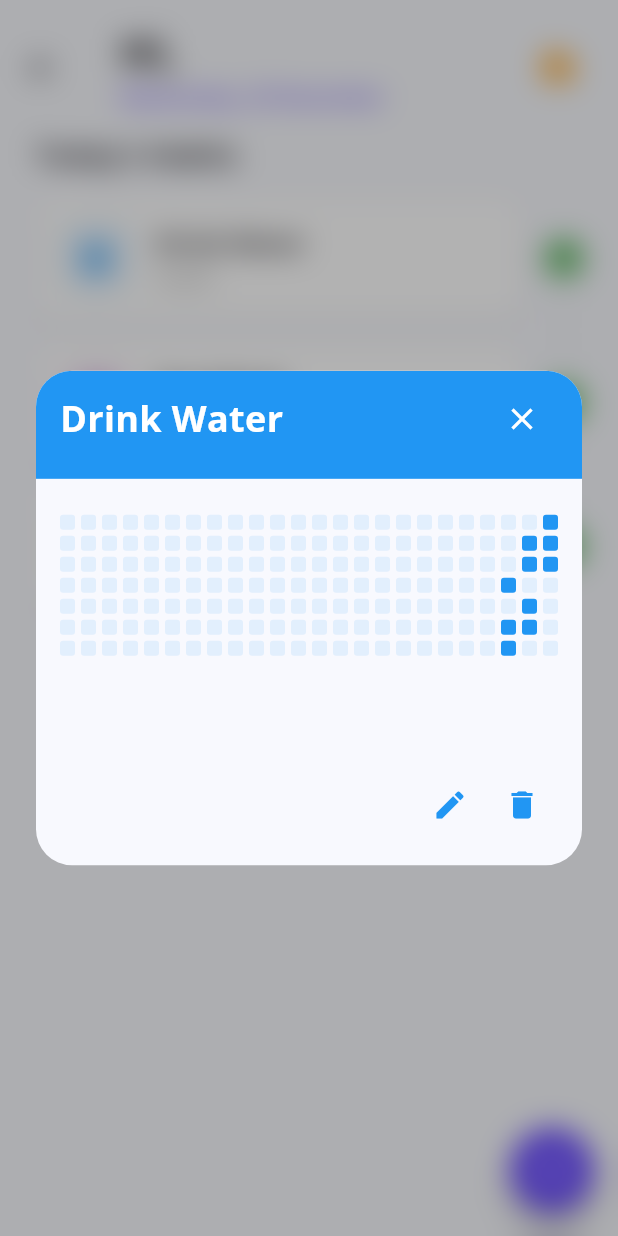
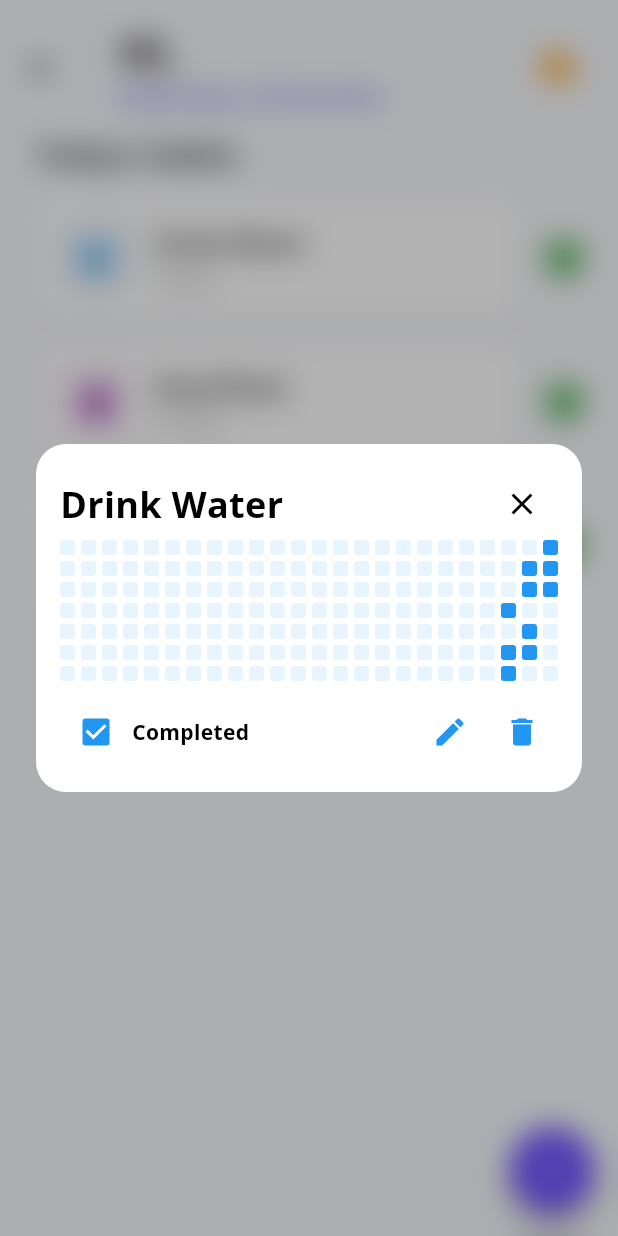
Before and after one commit to GhadyMattar/smart-habit-tracker, a Flutter app: the HomeScreen screen opened directly, after a tap on "Drink Water", on a phone screen of 412 x 824 dp. Run offline on Flutter 3.47's test engine with Material 3 defaults, Android fonts, the phone set to English and light mode, and no system bars; our stand-ins replace fl_chart, google_fonts, shared_preferences; accounts and stored records are empty.

Commit message:
feat: Add habit detail screen with completion history, edit/delete options, and a habit tile widget.

```diff
--- a/lib/features/habits/screens/habit_detail_screen.dart
+++ b/lib/features/habits/screens/habit_detail_screen.dart
@@ -1,8 +1,5 @@
 import 'package:flutter/material.dart';
 import 'package:provider/provider.dart';
-
-import '../../../core/constants/app_colors.dart';
-
 import '../../../models/habit.dart';
 import '../providers/habit_provider.dart';
 import 'edit_habit_screen.dart';
@@ -35,14 +32,31 @@ class HabitDetailScreen extends StatelessWidget {
 
         return Scaffold(
           backgroundColor: Colors.transparent,
-          body: Column(
+          body: GestureDetector(
+            onTap: () => Navigator.pop(context),
+            behavior: HitTestBehavior.opaque,
+            child: Center(
+              child: GestureDetector(
+                onTap: () {}, // Absorb taps on the card
+                child: Container(
+                  margin:
+                      const EdgeInsets.symmetric(horizontal: 0, vertical: 0),
+                  constraints: BoxConstraints(
+                    // ADJUST HEIGHT HERE: Change 0.6 to your desired fraction of screen height (e.g., 0.5 for 50%, 0.8 for 80%)
+                    maxHeight: MediaQuery.of(context).size.height * 0.6,
+                  ),
+                  decoration: BoxDecoration(
+                    color: Colors.white,
+                    borderRadius: BorderRadius.circular(20),
+                  ),
+                  child: Column(
+                    mainAxisSize: MainAxisSize.min,
                     children: [
                       // Custom Header Bar
-              Container(
-                color: Color(habit.color),
-                padding: EdgeInsets.only(
-                  top: MediaQuery.of(context).padding.top + 8,
-                  bottom: 16,
+                      Padding(
+                        padding: const EdgeInsets.only(
+                          top: 16,
+                          bottom: 0,
                           left: 16,
                           right: 16,
                         ),
@@ -55,27 +69,29 @@ class HabitDetailScreen extends StatelessWidget {
                                 style: const TextStyle(
                                   fontSize: 24,
                                   fontWeight: FontWeight.bold,
-                          color: Colors.white,
+                                  color: Colors.black,
                                 ),
                               ),
                             ),
                             IconButton(
-                      icon: const Icon(Icons.close, color: Colors.white),
+                              icon:
+                                  const Icon(Icons.close, color: Colors.black),
                               onPressed: () => Navigator.pop(context),
                             ),
                           ],
                         ),
                       ),
 
-              const SizedBox(height: 24),
+                      const SizedBox(height: 0),
 
                       // Calendar Section
-              Expanded(
+                      Flexible(
                         child: SingleChildScrollView(
                           child: Column(
                             children: [
                               Padding(
-                        padding: const EdgeInsets.symmetric(horizontal: 16),
+                                padding:
+                                    const EdgeInsets.symmetric(horizontal: 16),
                                 child: LayoutBuilder(
                                   builder: (context, constraints) {
                                     const columns = 24;
@@ -87,27 +103,30 @@ class HabitDetailScreen extends StatelessWidget {
                                             columns;
 
                                     // Calculate start date (Monday of the week 23 weeks ago)
-                            // 24 weeks total.
                                     final now = DateTime.now();
-                            // Assuming Row 0 is Monday
-                            final currentWeekday = now.weekday; // Mon=1...Sun=7
+                                    final currentWeekday = now.weekday;
                                     final daysSinceMonday = currentWeekday - 1;
-                            final lastMonday =
-                                now.subtract(Duration(days: daysSinceMonday));
+                                    final lastMonday = now.subtract(
+                                        Duration(days: daysSinceMonday));
                                     final startDate = lastMonday
                                         .subtract(const Duration(days: 23 * 7));
 
                                     return Row(
-                              mainAxisAlignment: MainAxisAlignment.spaceBetween,
-                              children: List.generate(columns, (colIndex) {
+                                      mainAxisAlignment:
+                                          MainAxisAlignment.spaceBetween,
+                                      children:
+                                          List.generate(columns, (colIndex) {
                                         return Column(
-                                  children: List.generate(rows, (rowIndex) {
+                                          children:
+                                              List.generate(rows, (rowIndex) {
                                             final date = startDate.add(Duration(
-                                        days: (colIndex * 7) + rowIndex));
+                                                days:
+                                                    (colIndex * 7) + rowIndex));
 
-                                    // Add margin for vertical spacing, except for the last row
                                             final bottomMargin =
-                                        rowIndex == rows - 1 ? 0.0 : gap;
+                                                rowIndex == rows - 1
+                                                    ? 0.0
+                                                    : gap;
 
                                             final isCompleted =
                                                 habit.isCompletedOn(date);
@@ -115,14 +134,15 @@ class HabitDetailScreen extends StatelessWidget {
                                             return Container(
                                               width: itemSize,
                                               height: itemSize,
-                                      margin:
-                                          EdgeInsets.only(bottom: bottomMargin),
+                                              margin: EdgeInsets.only(
+                                                  bottom: bottomMargin),
                                               decoration: BoxDecoration(
                                                 color: isCompleted
                                                     ? Color(habit.color)
                                                     : Color(habit.color)
                                                         .withOpacity(0.1),
-                                        borderRadius: BorderRadius.circular(2),
+                                                borderRadius:
+                                                    BorderRadius.circular(2),
                                               ),
                                             );
                                           }),
@@ -132,7 +152,7 @@ class HabitDetailScreen extends StatelessWidget {
                                   },
                                 ),
                               ),
-                      const SizedBox(height: 24),
+                              const SizedBox(height: 2),
                             ],
                           ),
                         ),
@@ -140,23 +160,53 @@ class HabitDetailScreen extends StatelessWidget {
 
                       // Footer Buttons
                       Padding(
-                padding: const EdgeInsets.all(16.0),
+                        padding: const EdgeInsets.fromLTRB(16, 8, 16, 16),
                         child: Row(
-                  mainAxisAlignment: MainAxisAlignment.end,
+                          mainAxisAlignment: MainAxisAlignment.spaceBetween,
+                          children: [
+                            // Completion Checkbox
+                            Row(
+                              children: [
+                                Checkbox(
+                                  value: habit.isCompletedOn(DateTime.now()),
+                                  activeColor: Color(habit.color),
+                                  onChanged: (bool? value) {
+                                    provider.toggleHabit(
+                                        habit.id, DateTime.now());
+                                  },
+                                ),
+                                Text(
+                                  habit.isCompletedOn(DateTime.now())
+                                      ? 'Completed'
+                                      : 'Complete',
+                                  style: TextStyle(
+                                    color: habit.isCompletedOn(DateTime.now())
+                                        ? Colors.black
+                                        : Colors.grey,
+                                    fontWeight: FontWeight.bold,
+                                  ),
+                                ),
+                              ],
+                            ),
+                            // Edit/Delete Buttons
+                            Row(
                               children: [
                                 IconButton(
-                      icon: Icon(Icons.edit, color: Color(habit.color)),
+                                  icon: Icon(Icons.edit,
+                                      color: Color(habit.color)),
                                   onPressed: () {
                                     Navigator.push(
                                       context,
                                       MaterialPageRoute(
-                            builder: (context) => EditHabitScreen(habit: habit),
+                                        builder: (context) =>
+                                            EditHabitScreen(habit: habit),
                                       ),
                                     );
                                   },
                                 ),
                                 IconButton(
-                      icon: Icon(Icons.delete, color: Color(habit.color)),
+                                  icon: Icon(Icons.delete,
+                                      color: Color(habit.color)),
                                   onPressed: () {
                                     showDialog(
                                       context: context,
@@ -166,17 +216,21 @@ class HabitDetailScreen extends StatelessWidget {
                                             'Are you sure you want to delete this habit?'),
                                         actions: [
                                           TextButton(
-                                onPressed: () => Navigator.pop(context),
+                                            onPressed: () =>
+                                                Navigator.pop(context),
                                             child: const Text('Cancel'),
                                           ),
                                           TextButton(
                                             onPressed: () {
                                               provider.deleteHabit(habit.id);
-                                  Navigator.pop(context); // Close dialog
-                                  Navigator.pop(context); // Close overlay
+                                              Navigator.pop(
+                                                  context); // Close dialog
+                                              Navigator.pop(
+                                                  context); // Close overlay
                                             },
                                             child: const Text('Delete',
-                                    style: TextStyle(color: Colors.red)),
+                                                style: TextStyle(
+                                                    color: Colors.red)),
                                           ),
                                         ],
                                       ),
@@ -185,8 +239,14 @@ class HabitDetailScreen extends StatelessWidget {
                                 ),
                               ],
                             ),
+                          ],
+                        ),
                       ),
                     ],
+                  ),
+                ),
+              ),
+            ),
           ),
         );
       },
--- a/lib/features/habits/widgets/habit_tile.dart
+++ b/lib/features/habits/widgets/habit_tile.dart
@@ -69,17 +69,6 @@ class HabitTile extends StatelessWidget {
                             child: Material(
                               color: Colors.transparent,
                               child: Container(
-                                constraints: BoxConstraints(
-                                  maxWidth: 600,
-                                  maxHeight:
-                                      MediaQuery.of(context).size.height * 0.4,
-                                ),
-                                decoration: BoxDecoration(
-                                  color:
-                                      Theme.of(context).scaffoldBackgroundColor,
-                                  borderRadius: BorderRadius.circular(24),
-                                ),
-                                clipBehavior: Clip.antiAlias,
                                 child: HabitDetailScreen(habitId: habit.id),
                               ),
                             ),
```
Lines whose indentation alone changed are shown as unchanged.
